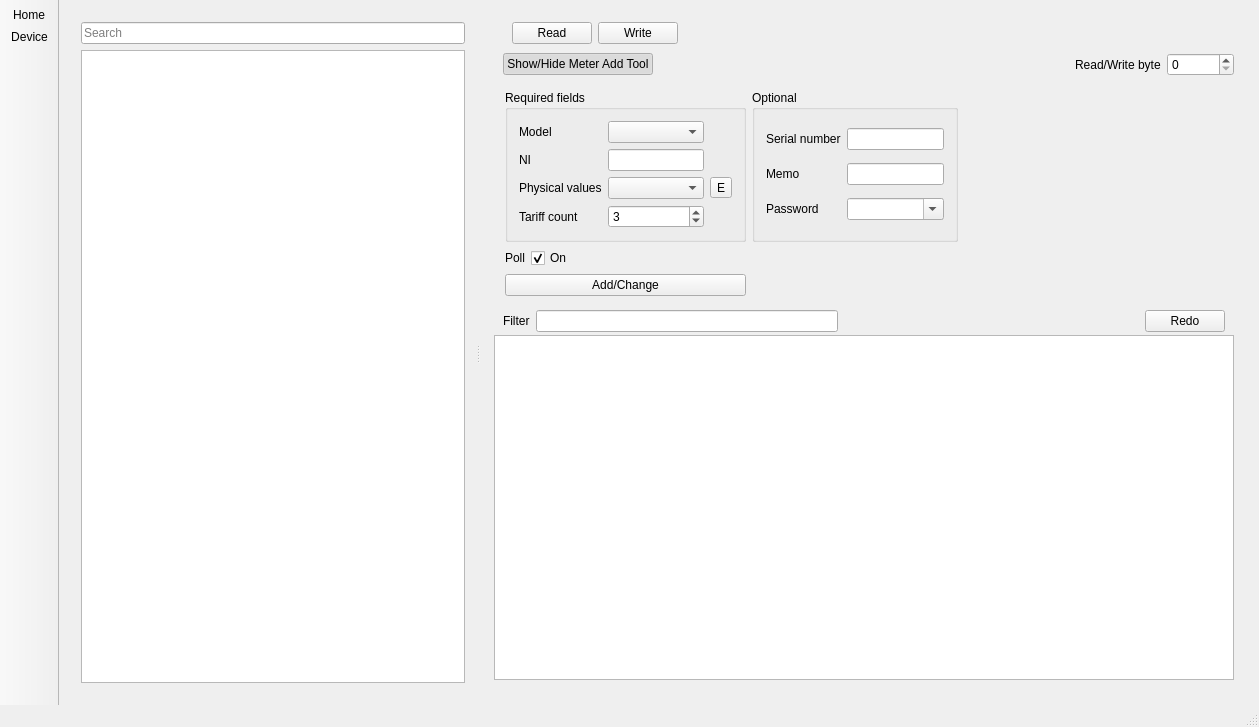
This is mainwindow.ui in KTS-Intek/Matilda-config as Qt 5 draws it before an edit. The edited form follows.
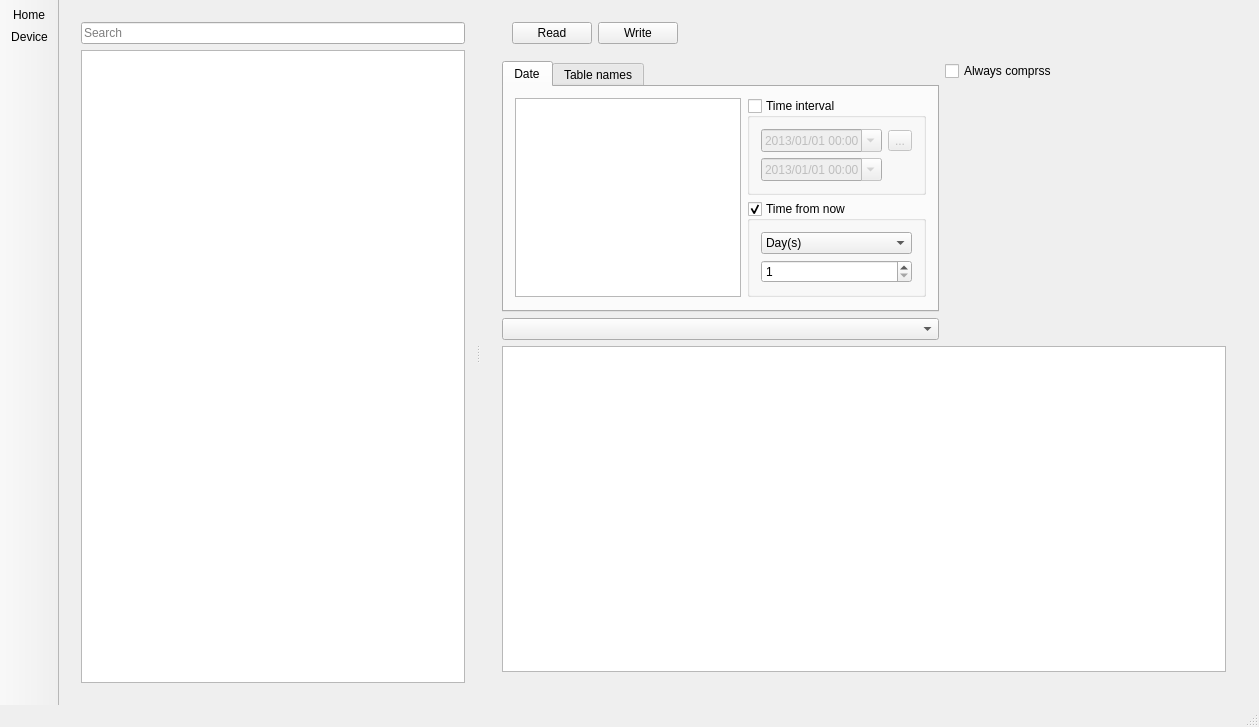
This is the edited form. The open tabs and pages were chosen to show the change. Icons and pictures are not drawn.

```diff
--- a/mainwindow.ui
+++ b/mainwindow.ui
@@ -2466,12 +2466,9 @@
                            </widget>
                           </item>
                           <item row="2" column="1">
-                           <widget class="QComboBox" name="cbAddMeterPasswd">
-                            <property name="editable">
-                             <bool>true</bool>
-                            </property>
-                            <property name="maxCount">
-                             <number>32</number>
+                           <widget class="QLineEdit" name="leAddMeterPasswd">
+                            <property name="maxLength">
+                             <number>255</number>
                             </property>
                            </widget>
                           </item>
@@ -3509,6 +3506,238 @@
                     </item>
                    </layout>
                   </widget>
+                  <widget class="QWidget" name="page_5">
+                   <layout class="QGridLayout" name="gridLayout_13">
+                    <item row="0" column="0" rowspan="2">
+                     <widget class="QTabWidget" name="tbwHashSumm">
+                      <property name="currentIndex">
+                       <number>0</number>
+                      </property>
+                      <widget class="QWidget" name="tab_4">
+                       <attribute name="title">
+                        <string>Date</string>
+                       </attribute>
+                       <layout class="QGridLayout" name="gridLayout_7">
+                        <item row="0" column="0" rowspan="2">
+                         <widget class="QListView" name="lvMeterDataProfile_3">
+                          <property name="sizePolicy">
+                           <sizepolicy hsizetype="Preferred" vsizetype="Preferred">
+                            <horstretch>0</horstretch>
+                            <verstretch>0</verstretch>
+                           </sizepolicy>
+                          </property>
+                          <property name="font">
+                           <font>
+                            <pointsize>12</pointsize>
+                           </font>
+                          </property>
+                          <property name="mouseTracking">
+                           <bool>false</bool>
+                          </property>
+                          <property name="editTriggers">
+                           <set>QAbstractItemView::NoEditTriggers</set>
+                          </property>
+                          <property name="showDropIndicator" stdset="0">
+                           <bool>false</bool>
+                          </property>
+                          <property name="alternatingRowColors">
+                           <bool>true</bool>
+                          </property>
+                          <property name="selectionMode">
+                           <enum>QAbstractItemView::SingleSelection</enum>
+                          </property>
+                          <property name="selectionBehavior">
+                           <enum>QAbstractItemView::SelectItems</enum>
+                          </property>
+                         </widget>
+                        </item>
+                        <item row="0" column="1">
+                         <widget class="QGroupBox" name="gbMeterDataFromTo_3">
+                          <property name="sizePolicy">
+                           <sizepolicy hsizetype="Preferred" vsizetype="Fixed">
+                            <horstretch>0</horstretch>
+                            <verstretch>0</verstretch>
+                           </sizepolicy>
+                          </property>
+                          <property name="title">
+                           <string>Time interval</string>
+                          </property>
+                          <property name="checkable">
+                           <bool>true</bool>
+                          </property>
+                          <property name="checked">
+                           <bool>false</bool>
+                          </property>
+                          <layout class="QGridLayout" name="gridLayout_21">
+                           <item row="0" column="0">
+                            <widget class="QDateTimeEdit" name="dteMeterDataFrom_3">
+                             <property name="showGroupSeparator" stdset="0">
+                              <bool>true</bool>
+                             </property>
+                             <property name="minimumDateTime">
+                              <datetime>
+                               <hour>0</hour>
+                               <minute>0</minute>
+                               <second>0</second>
+                               <year>2013</year>
+                               <month>1</month>
+                               <day>1</day>
+                              </datetime>
+                             </property>
+                             <property name="minimumDate">
+                              <date>
+                               <year>2013</year>
+                               <month>1</month>
+                               <day>1</day>
+                              </date>
+                             </property>
+                             <property name="currentSection">
+                              <enum>QDateTimeEdit::YearSection</enum>
+                             </property>
+                             <property name="displayFormat">
+                              <string>yyyy/MM/dd HH:mm</string>
+                             </property>
+                             <property name="calendarPopup">
+                              <bool>true</bool>
+                             </property>
+                            </widget>
+                           </item>
+                           <item row="2" column="0">
+                            <widget class="QDateTimeEdit" name="dteMeterDataTo_3">
+                             <property name="showGroupSeparator" stdset="0">
+                              <bool>true</bool>
+                             </property>
+                             <property name="minimumDate">
+                              <date>
+                               <year>2013</year>
+                               <month>1</month>
+                               <day>1</day>
+                              </date>
+                             </property>
+                             <property name="currentSection">
+                              <enum>QDateTimeEdit::YearSection</enum>
+                             </property>
+                             <property name="displayFormat">
+                              <string>yyyy/MM/dd HH:mm</string>
+                             </property>
+                             <property name="calendarPopup">
+                              <bool>true</bool>
+                             </property>
+                            </widget>
+                           </item>
+                           <item row="0" column="1">
+                            <widget class="QToolButton" name="toolButton_11">
+                             <property name="text">
+                              <string>...</string>
+                             </property>
+                            </widget>
+                           </item>
+                          </layout>
+                         </widget>
+                        </item>
+                        <item row="1" column="1">
+                         <widget class="QGroupBox" name="gbMeterDataYangerThan_3">
+                          <property name="sizePolicy">
+                           <sizepolicy hsizetype="Preferred" vsizetype="Fixed">
+                            <horstretch>0</horstretch>
+                            <verstretch>0</verstretch>
+                           </sizepolicy>
+                          </property>
+                          <property name="title">
+                           <string>Time from now</string>
+                          </property>
+                          <property name="checkable">
+                           <bool>true</bool>
+                          </property>
+                          <property name="checked">
+                           <bool>true</bool>
+                          </property>
+                          <layout class="QVBoxLayout" name="verticalLayout_32">
+                           <item>
+                            <widget class="QComboBox" name="cbMeterDataKftnt_3">
+                             <property name="currentIndex">
+                              <number>2</number>
+                             </property>
+                             <item>
+                              <property name="text">
+                               <string>Minute(s)</string>
+                              </property>
+                             </item>
+                             <item>
+                              <property name="text">
+                               <string>Hour(s)</string>
+                              </property>
+                             </item>
+                             <item>
+                              <property name="text">
+                               <string>Day(s)</string>
+                              </property>
+                             </item>
+                             <item>
+                              <property name="text">
+                               <string>Month(s)</string>
+                              </property>
+                             </item>
+                            </widget>
+                           </item>
+                           <item>
+                            <widget class="QSpinBox" name="sbMeterDataInterval_3">
+                             <property name="minimum">
+                              <number>1</number>
+                             </property>
+                             <property name="maximum">
+                              <number>99</number>
+                             </property>
+                             <property name="value">
+                              <number>1</number>
+                             </property>
+                            </widget>
+                           </item>
+                          </layout>
+                         </widget>
+                        </item>
+                       </layout>
+                      </widget>
+                      <widget class="QWidget" name="tab_5">
+                       <attribute name="title">
+                        <string>Table names</string>
+                       </attribute>
+                       <layout class="QVBoxLayout" name="verticalLayout_6">
+                        <item>
+                         <widget class="QPlainTextEdit" name="pteHashSumm_2"/>
+                        </item>
+                       </layout>
+                      </widget>
+                     </widget>
+                    </item>
+                    <item row="0" column="1">
+                     <widget class="QCheckBox" name="cbCmprssHsh">
+                      <property name="text">
+                       <string>Always comprss</string>
+                      </property>
+                     </widget>
+                    </item>
+                    <item row="1" column="1">
+                     <spacer name="horizontalSpacer_29">
+                      <property name="orientation">
+                       <enum>Qt::Horizontal</enum>
+                      </property>
+                      <property name="sizeHint" stdset="0">
+                       <size>
+                        <width>311</width>
+                        <height>20</height>
+                       </size>
+                      </property>
+                     </spacer>
+                    </item>
+                    <item row="2" column="0">
+                     <widget class="QComboBox" name="cbHashSumm_2"/>
+                    </item>
+                    <item row="3" column="0" colspan="2">
+                     <widget class="QPlainTextEdit" name="pteHashSumm"/>
+                    </item>
+                   </layout>
+                  </widget>
                  </widget>
                 </item>
                </layout>
```
Left out of the diff: 458 changed lines with no effect on the pictures.
